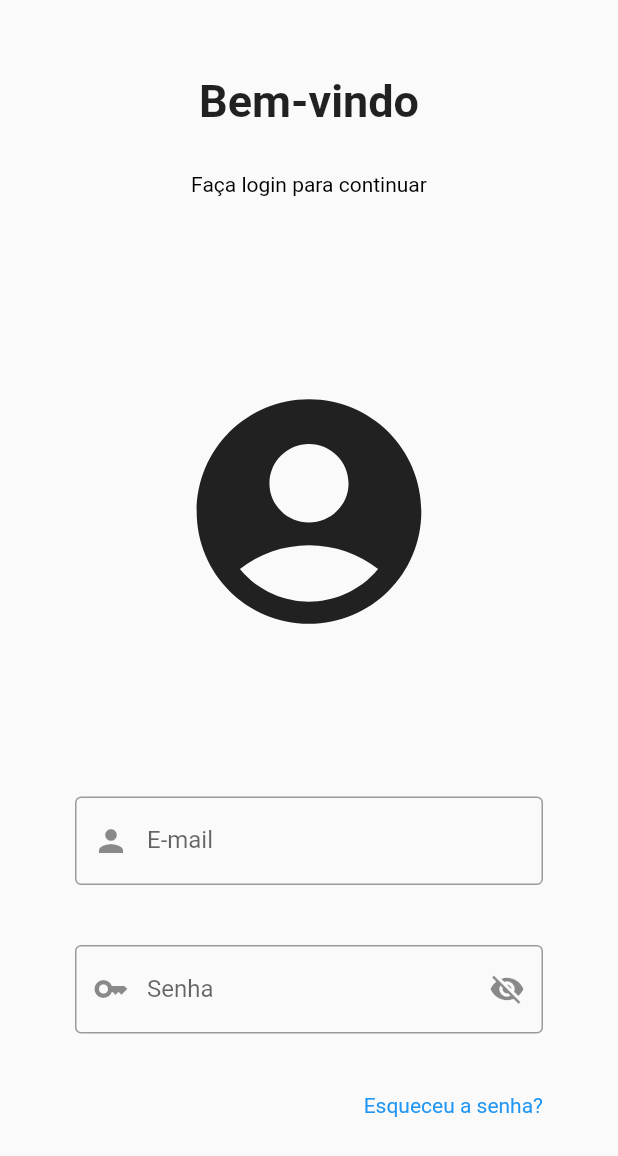
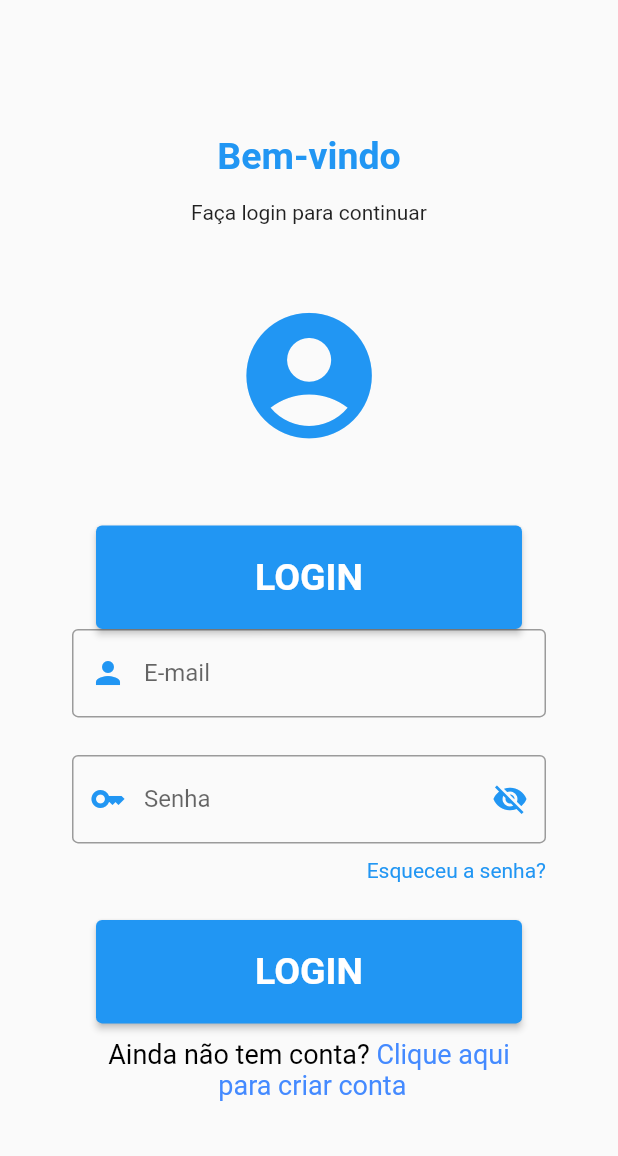
Before and after one commit to cejob/aula02, a Flutter app: the screen it shows after launch, on a phone screen of 412 x 824 dp. Shown: the top 1156 px of the screen. Run offline on Flutter 3.47's test engine with Material 2 defaults, Android fonts, the phone set to English and light mode, and no system bars.

Commit message:
teste de login 3

```diff
--- /dev/null
+++ b/lib/login_page.dart
@@ -0,0 +1,141 @@
+
+import 'package:flutter/material.dart';
+
+class LoginPage extends StatefulWidget {
+  const LoginPage({super.key, required this.title});
+
+  final String title;
+
+  @override
+  State<LoginPage> createState() => _LoginPageState();
+}
+
+class _LoginPageState extends State<LoginPage> {
+  bool obscureText = true;
+
+  @override
+  Widget build(BuildContext context) {
+    print("BUILD ENTREI");
+    return Scaffold(
+      body: Center(
+        child: Padding(
+          padding: const EdgeInsets.all(48.0),
+          child: Column(
+            mainAxisAlignment: MainAxisAlignment.center,
+            children: <Widget>[
+              const Text(
+                "Bem-vindo",
+                style: TextStyle(
+                    color: Colors.blue,
+                    fontSize: 25,
+                    fontWeight: FontWeight.bold),
+              ),
+              const SizedBox(height: 15),
+              const Text("Faça login para continuar"),
+              const SizedBox(height: 50),
+              const Icon(Icons.account_circle,
+                  size: 100.50, color: Colors.blue),
+              const SizedBox(height: 50),
+              ElevatedButton(
+                  style: const ButtonStyle(
+                    backgroundColor:
+                        MaterialStatePropertyAll<Color>(Colors.blue),
+                  ),
+                  onPressed: () {},
+                  child: Padding(
+                    padding: const EdgeInsets.symmetric(
+                        horizontal: 90, vertical: 20),
+                    child: Text(
+                      "Login".toUpperCase(),
+                      style: const TextStyle(
+                          fontSize: 25, fontWeight: FontWeight.bold),
+                    ),
+                  )),
+              TextFormField(
+                decoration: const InputDecoration(
+                    border: OutlineInputBorder(),
+                    prefixIcon: Icon(
+                      Icons.person,
+                      color: Colors.blue,
+                    ),
+                    hintText: "Usuário",
+                    labelText: ("E-mail")),
+              ),
+              const SizedBox(
+                height: 25,
+              ),
+              TextFormField(
+                obscureText: obscureText,
+                decoration: InputDecoration(
+                    border: const OutlineInputBorder(),
+                    prefixIcon: const Icon(Icons.key, color: Colors.blue),
+                    suffixIcon: IconButton(
+                      onPressed: () {
+                        setState(() {
+                          obscureText = !obscureText;
+                          print(obscureText);
+                        });
+                      },
+                      icon: Icon(
+                          obscureText ? Icons.visibility_off : Icons.visibility,
+                          color: Colors.blue),
+                    ),
+                    hintText: "Senha",
+                    labelText: ("Senha")),
+              ),
+              const SizedBox(
+                height: 10,
+              ),
+              Row(
+                mainAxisAlignment: MainAxisAlignment.end,
+                children: const [
+                  Text(
+                    "Esqueceu a senha?",
+                    style: TextStyle(
+                      color: Colors.blue,
+                    ),
+                  ),
+                ],
+              ),
+              const SizedBox(
+                height: 25,
+              ),
+              ElevatedButton(
+                  style: const ButtonStyle(
+                    backgroundColor:
+                        MaterialStatePropertyAll<Color>(Colors.blue),
+                  ),
+                  onPressed: () {},
+                  child: Padding(
+                    padding: const EdgeInsets.symmetric(
+                        horizontal: 90, vertical: 20),
+                    child: Text(
+                      "Login".toUpperCase(),
+                      style: const TextStyle(
+                          fontSize: 25, fontWeight: FontWeight.bold),
+                    ),
+                  )),
+              const SizedBox(
+                height: 10,
+              ),
+              RichText(
+                textAlign: TextAlign.center,
+                text: const TextSpan(
+                  style: TextStyle(color: Colors.black, fontSize: 36),
+                  children: <TextSpan>[
+                    TextSpan(text: 'Ainda não tem conta? '),
+                    TextSpan(
+                      text: 'Clique aqui\n para criar conta  ',
+                      style: TextStyle(color: Colors.blueAccent),
+                    ),
+                  ],
+                ),
+                textScaleFactor: 0.5,
+              )
+            ],
+          ),
+        ),
+      ),
+    );
+  }
+}
--- a/lib/main.dart
+++ b/lib/main.dart
@@ -1,150 +1,7 @@
 import 'package:flutter/material.dart';
+
+import 'my_app.dart';
 
 void main() {
   runApp(const MyApp());
 }
-
-class MyApp extends StatelessWidget {
-  const MyApp({super.key});
-
-  @override
-  Widget build(BuildContext context) {
-    return MaterialApp(
-      title: 'Aula02',
-      debugShowCheckedModeBanner: false,
-      theme: ThemeData(
-        primarySwatch: Colors.blue,
-      ),
-      home: const MyHomePage(),
-    );
-  }
-}
-
-class MyHomePage extends StatefulWidget {
-  const MyHomePage({super.key, });
-
-
-  @override
-  State<MyHomePage> createState() => _MyHomePageState();
-}
-
-class _MyHomePageState extends State<MyHomePage> {
-  int _counter = 0;
-  bool obscureText = true;
-
-  IconData iconPassword = Icons.visibility_off;
-
-  @override
-  Widget build(BuildContext context) {
-
-    return Scaffold(
-      body: Center(
-
-        child: Padding(
-          padding: const EdgeInsets.all(50.0),
-          child: SingleChildScrollView(
-            child: Column(
-
-              mainAxisAlignment: MainAxisAlignment.center,
-              children: <Widget>[
-
-                Text("Bem-vindo",
-                    style: const TextStyle(fontSize: 30, fontWeight: FontWeight.bold,)),
-                const SizedBox(
-                  height: 30,
-                ),
-                Text("Faça login para continuar",
-                style: TextStyle(
-                    color: Colors.black,
-                  ),
-                ),
-                const SizedBox(
-                  height: 120,
-                ),
-                const Icon(
-                  Icons.account_circle,size: 180
-                ),
-                const SizedBox(
-                  height: 100,
-                ),
-                TextFormField(
-                  decoration: const InputDecoration(
-                    prefixIcon: Icon(Icons.person),
-                    hintText: "Usuário",
-                    border: OutlineInputBorder(),
-                    labelText: ("E-mail"),
-                  ),
-                ),
-                const SizedBox(
-                  height: 40,
-                ),
-                TextFormField(
-                  obscureText: obscureText,
-
-                  decoration:InputDecoration(
-                    hintText: "Senha",
-                    border: OutlineInputBorder(),
-                    labelText: ("Senha"),
-                    prefixIcon: Icon(Icons.key),
-                    suffixIcon: IconButton(
-                      onPressed: (){
-                        if (obscureText == true){
-                          setState(() {
-                            obscureText = false;
-                            iconPassword = Icons.visibility_off;
-                          });
-                        } else{
-                          setState(() {
-                            obscureText = true;
-                            iconPassword = Icons.visibility;
-                          });
-                        }
-                      },
-                    icon: Icon(iconPassword)),
-                  )
-                ),
-                const SizedBox(
-                  height: 40,
-                ),
-                Row(
-                  mainAxisAlignment: MainAxisAlignment.end,
-                  children: [
-                    Text("Esqueceu a senha?",
-                    style: TextStyle(
-                      color: Colors.blue,
-                    ),),
-                  ],
-                ),
-                SizedBox(height: 50),
-                ElevatedButton(
-                  style: ButtonStyle(
-                    backgroundColor: MaterialStateProperty.all(Colors.black),
-                  ),
-                  onPressed: () {},
-                child: Padding(
-                  padding: const EdgeInsets.symmetric(
-                    vertical: 28,
-                    horizontal: 220,
-                  ),
-
-                child: Text("Login".toUpperCase(),
-                style: const TextStyle(fontSize: 20, fontWeight: FontWeight.bold,),),),),
-                const SizedBox(
-                  height: 40,
-                ),
-                Text("Ainda não tem conta? ",
-                  style: TextStyle(
-                    color: Colors.black,
-                  ),),
-                Text("Clique aqui para criar conta",
-                  style: TextStyle(
-                    color: Colors.blue
-                  ),)]
-            ),
-          ),
-        ),
-      ),
-
-    );
-  }
-}
--- /dev/null
+++ b/lib/my_app.dart
@@ -0,0 +1,18 @@
+import 'package:flutter/material.dart';
+import 'login_page.dart';
+
+class MyApp extends StatelessWidget {
+  const MyApp({super.key});
+
+  @override
+  Widget build(BuildContext context) {
+    return MaterialApp(
+      title: 'Aula02',
+      debugShowCheckedModeBanner: false,
+      theme: ThemeData(
+        primarySwatch: Colors.blue,
+      ),
+      home: const LoginPage(title: 'Smiliguido'),
+    );
+  }
+}
```
